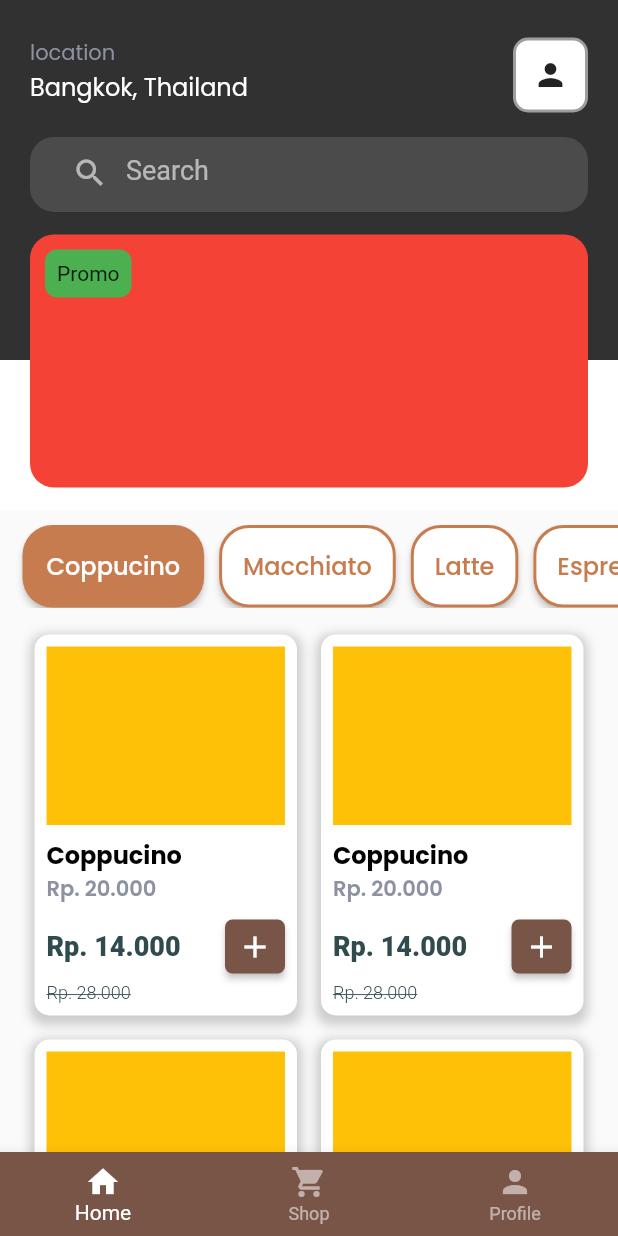
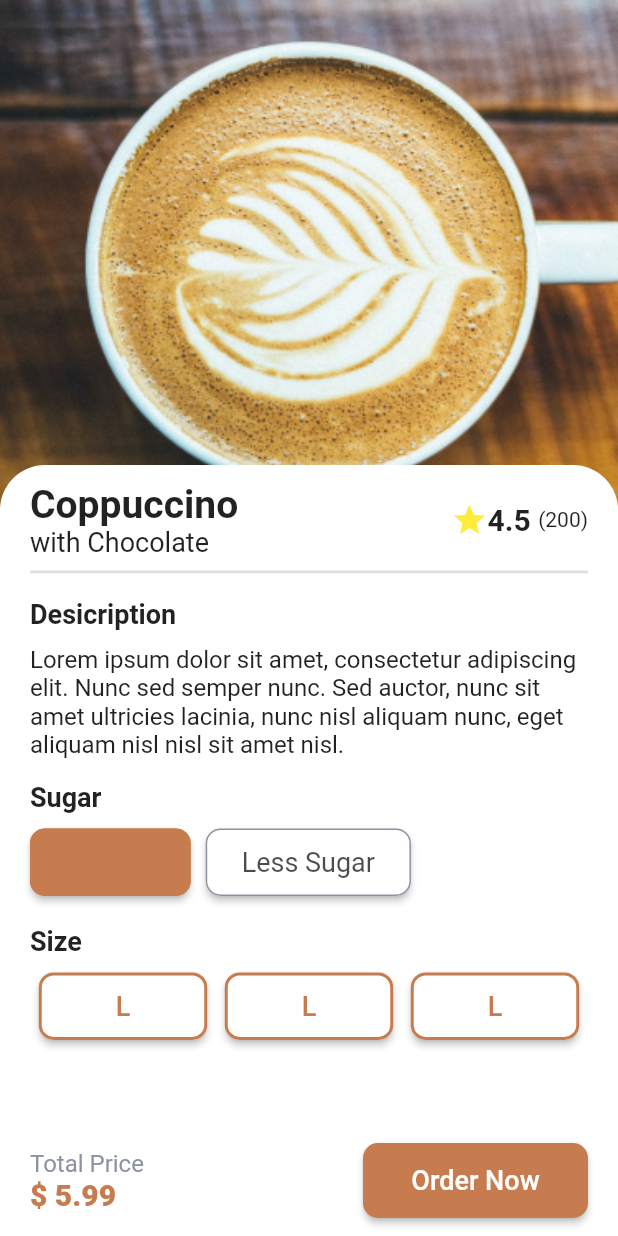
Before and after one commit to Angger-Raka/Coffe_Shop, a Flutter app: the HomeScreen screen opened by its route, after a tap on the "add" icon, on a phone screen of 412 x 824 dp. Run offline on Flutter 3.47's test engine with Material 2 defaults, Android fonts, the light colour scheme and no system bars; our stand-ins replace google_fonts.

Commit message:
Slicing Detail Item (Ongoing)

```diff
--- a/lib/routes.dart
+++ b/lib/routes.dart
@@ -1,5 +1,6 @@
 import 'package:flutter/material.dart';
 
+import 'screen/detail_item/detail_item_screen.dart';
 import 'screen/home/home_screen.dart';
 import 'screen/signin/signin_screen.dart';
 import 'screen/signup/signup_screen.dart';
@@ -12,4 +13,5 @@ final Map<String, WidgetBuilder> routes = {
   SignUpScreen.routeNamed: (context) => const SignUpScreen(),
   SignUpAddress.routeNamed: (context) => const SignUpAddress(),
   HomeScreen.routeNamed: (context) => const HomeScreen(),
+  DetailItemScreen.routeNamed: (context) => const DetailItemScreen(),
 };
--- /dev/null
+++ b/lib/screen/detail_item/components/body.dart
@@ -0,0 +1,208 @@
+import 'package:coffe_shope/theme.dart';
+import 'package:flutter/material.dart';
+
+import 'list_size.dart';
+import 'list_sugar.dart';
+
+class Body extends StatelessWidget {
+  const Body({super.key});
+
+  @override
+  Widget build(BuildContext context) {
+    return SafeArea(
+      child: Stack(
+        children: [
+          Container(
+            width: MediaQuery.of(context).size.width,
+            height: 350,
+            decoration: const BoxDecoration(
+              color: Color(0xff313131),
+              image: DecorationImage(
+                image: AssetImage("assets/images/ItemDetail.png"),
+                fit: BoxFit.cover,
+              ),
+            ),
+          ),
+          Column(
+            children: [
+              SizedBox(
+                height: 310,
+              ),
+              Expanded(
+                child: Container(
+                  width: MediaQuery.of(context).size.width,
+                  height: 200,
+                  decoration: BoxDecoration(
+                    color: Colors.white,
+                    borderRadius: const BorderRadius.only(
+                      topLeft: Radius.circular(30),
+                      topRight: Radius.circular(30),
+                    ),
+                  ),
+                  child: Padding(
+                    padding: const EdgeInsets.only(
+                      top: 10,
+                      left: 20,
+                      right: 20,
+                    ),
+                    child: Column(
+                      crossAxisAlignment: CrossAxisAlignment.start,
+                      children: [
+                        Expanded(
+                          child: Row(
+                            mainAxisAlignment: MainAxisAlignment.center,
+                            crossAxisAlignment: CrossAxisAlignment.center,
+                            children: [
+                              Column(
+                                mainAxisAlignment: MainAxisAlignment.center,
+                                crossAxisAlignment: CrossAxisAlignment.start,
+                                children: [
+                                  Text(
+                                    "Coppuccino",
+                                    style: TextStyle(
+                                        fontSize: 26,
+                                        fontWeight: FontWeight.bold),
+                                  ),
+                                  Text(
+                                    "with Chocolate",
+                                    style: TextStyle(fontSize: 18),
+                                  ),
+                                ],
+                              ),
+                              Spacer(),
+                              Icon(
+                                Icons.star,
+                                color: Colors.yellow,
+                              ),
+                              Text("4.5 ",
+                                  style: TextStyle(
+                                    fontSize: 20,
+                                    fontWeight: FontWeight.w700,
+                                  )),
+                              Text("(200)", style: TextStyle(fontSize: 14)),
+                            ],
+                          ),
+                        ),
+                        Divider(
+                          thickness: 2,
+                        ),
+                        Flexible(
+                          flex: 6,
+                          child: Column(
+                            crossAxisAlignment: CrossAxisAlignment.start,
+                            children: [
+                              SizedBox(
+                                height: 10,
+                              ),
+                              Text(
+                                "Desicription",
+                                style: TextStyle(
+                                  fontSize: 18,
+                                  fontWeight: FontWeight.w700,
+                                ),
+                              ),
+                              SizedBox(
+                                height: 10,
+                              ),
+                              Text(
+                                "Lorem ipsum dolor sit amet, consectetur adipiscing elit. Nunc sed semper nunc. Sed auctor, nunc sit amet ultricies lacinia, nunc nisl aliquam nunc, eget aliquam nisl nisl sit amet nisl.",
+                                style: TextStyle(
+                                  fontSize: 16,
+                                  fontWeight: FontWeight.w400,
+                                ),
+                              ),
+                              SizedBox(
+                                height: 15,
+                              ),
+                              Text(
+                                "Sugar",
+                                style: TextStyle(
+                                  fontSize: 18,
+                                  fontWeight: FontWeight.w700,
+                                ),
+                              ),
+                              SizedBox(
+                                width: MediaQuery.of(context).size.width,
+                                height: 65,
+                                child: ListSugar(),
+                              ),
+                              SizedBox(
+                                height: 10,
+                              ),
+                              Text(
+                                "Size",
+                                style: TextStyle(
+                                  fontSize: 18,
+                                  fontWeight: FontWeight.w700,
+                                ),
+                              ),
+                              SizedBox(
+                                width: MediaQuery.of(context).size.width,
+                                height: 65,
+                                child: ListSize(),
+                              ),
+                            ],
+                          ),
+                        ),
+                        Spacer(),
+                        Padding(
+                          padding: const EdgeInsets.only(bottom: 12),
+                          child: Row(
+                            children: [
+                              Column(
+                                crossAxisAlignment: CrossAxisAlignment.start,
+                                children: [
+                                  Text(
+                                    "Total Price",
+                                    style: TextStyle(
+                                      color: secondaryColorText,
+                                      fontSize: 16,
+                                      fontWeight: FontWeight.w400,
+                                    ),
+                                  ),
+                                  Text(
+                                    "\$ 5.99",
+                                    style: TextStyle(
+                                      color: primaryColorButton,
+                                      fontSize: 20,
+                                      fontWeight: FontWeight.w800,
+                                    ),
+                                  ),
+                                ],
+                              ),
+                              Spacer(),
+                              ElevatedButton(
+                                style: ButtonStyle(
+                                  backgroundColor: MaterialStateProperty.all(
+                                      primaryColorButton),
+                                  shape: MaterialStatePropertyAll(
+                                      RoundedRectangleBorder(
+                                          borderRadius:
+                                              BorderRadius.circular(10))),
+                                  minimumSize:
+                                      MaterialStateProperty.all(Size(150, 50)),
+                                ),
+                                onPressed: () {},
+                                child: Text(
+                                  "Order Now",
+                                  style: TextStyle(
+                                    color: Colors.white,
+                                    fontSize: 18,
+                                  ),
+                                ),
+                              ),
+                            ],
+                          ),
+                        ),
+                      ],
+                    ),
+                  ),
+                ),
+              ),
+            ],
+          )
+        ],
+      ),
+    );
+  }
+}
--- /dev/null
+++ b/lib/screen/detail_item/components/list_size.dart
@@ -0,0 +1,54 @@
+import 'package:coffe_shope/theme.dart';
+import 'package:flutter/material.dart';
+
+class ListSize extends StatelessWidget {
+  const ListSize({super.key});
+
+  @override
+  Widget build(BuildContext context) {
+    return Padding(
+      padding: const EdgeInsets.symmetric(vertical: 10),
+      child: Row(
+        mainAxisAlignment: MainAxisAlignment.spaceAround,
+        // scrollDirection: Axis.horizontal,
+        children: [
+          Sizebutton(),
+          Sizebutton(),
+          Sizebutton(),
+        ],
+      ),
+    );
+  }
+}
+
+class Sizebutton extends StatelessWidget {
+  const Sizebutton({super.key});
+
+  @override
+  Widget build(BuildContext context) {
+    return Container(
+      width: (MediaQuery.of(context).size.width / 3) - 25,
+      height: MediaQuery.of(context).size.height,
+      child: ElevatedButton(
+        style: ElevatedButton.styleFrom(
+          primary: Colors.white,
+          shape: RoundedRectangleBorder(
+            side: BorderSide(
+              color: primaryColorButton,
+              width: 2,
+            ),
+            borderRadius: BorderRadius.circular(10),
+          ),
+        ),
+        onPressed: () {},
+        child: Text(
+          "L",
+          style: TextStyle(
+            color: primaryColorButton,
+            fontSize: 18,
+          ),
+        ),
+      ),
+    );
+  }
+}
--- /dev/null
+++ b/lib/screen/detail_item/components/list_sugar.dart
@@ -0,0 +1,74 @@
+import 'package:coffe_shope/theme.dart';
+import 'package:flutter/material.dart';
+
+class ListSugar extends StatelessWidget {
+  const ListSugar({super.key});
+
+  @override
+  Widget build(BuildContext context) {
+    return Padding(
+      padding: const EdgeInsets.symmetric(vertical: 10),
+      child: ListView(
+        scrollDirection: Axis.horizontal,
+        children: [
+          SugarButton(
+            text: "Normal",
+            isSelected: true,
+            onPressed: () {},
+          ),
+          SugarButton(
+            text: "Less Sugar",
+            isSelected: false,
+            onPressed: () {},
+          ),
+        ],
+      ),
+    );
+  }
+}
+
+class SugarButton extends StatelessWidget {
+  const SugarButton({
+    super.key,
+    required this.text,
+    required this.onPressed,
+    this.isSelected = false,
+  });
+
+  final String text;
+  final bool isSelected;
+  final VoidCallback onPressed;
+
+  @override
+  Widget build(BuildContext context) {
+    return Padding(
+      padding: const EdgeInsets.only(right: 10),
+      child: ElevatedButton(
+        style: ElevatedButton.styleFrom(
+          primary: isSelected ? primaryColorButton : Colors.white,
+          shape: RoundedRectangleBorder(
+            side: BorderSide(
+              color: isSelected ? primaryColorButton : secondaryColorText,
+              width: 1,
+            ),
+            borderRadius: BorderRadius.circular(10),
+          ),
+        ),
+        onPressed: onPressed,
+        child: Padding(
+          padding: const EdgeInsets.all(8.0),
+          child: Text(
+            text,
+            style: TextStyle(
+              color: isSelected
+                  ? primaryColorButton
+                  : Colors.black.withOpacity(0.7),
+              fontWeight: FontWeight.w400,
+              fontSize: 18,
+            ),
+          ),
+        ),
+      ),
+    );
+  }
+}
--- /dev/null
+++ b/lib/screen/detail_item/detail_item_screen.dart
@@ -0,0 +1,16 @@
+import 'package:flutter/material.dart';
+
+import 'components/body.dart';
+
+class DetailItemScreen extends StatelessWidget {
+  const DetailItemScreen({super.key});
+
+  static String routeNamed = '/detail_item';
+
+  @override
+  Widget build(BuildContext context) {
+    return Scaffold(
+      body: Body(),
+    );
+  }
+}
--- a/lib/screen/home/components/list_item_grid.dart
+++ b/lib/screen/home/components/list_item_grid.dart
@@ -1,3 +1,4 @@
+import 'package:coffe_shope/screen/detail_item/detail_item_screen.dart';
 import 'package:coffe_shope/theme.dart';
 import 'package:flutter/material.dart';
 
@@ -13,7 +14,7 @@ class ListItemGrid extends StatelessWidget {
         physics: NeverScrollableScrollPhysics(),
         gridDelegate: SliverGridDelegateWithMaxCrossAxisExtent(
           maxCrossAxisExtent: 300,
-          mainAxisExtent: 270,
+          mainAxisExtent: 300,
           childAspectRatio: 0.7,
         ),
         children: [
@@ -55,8 +56,51 @@ class ItemCard extends StatelessWidget {
           child: Column(
             children: [
               Expanded(
-                child: Container(
-                  color: Colors.amber,
+                child: Stack(
+                  children: [
+                    Container(
+                      width: MediaQuery.of(context).size.width,
+                      height: MediaQuery.of(context).size.height,
+                      decoration: BoxDecoration(
+                        borderRadius: BorderRadius.circular(10),
+                        image: DecorationImage(
+                          image: AssetImage('assets/images/Item.png'),
+                          fit: BoxFit.cover,
+                        ),
+                      ),
+                    ),
+                    IntrinsicWidth(
+                      child: Container(
+                        decoration: BoxDecoration(
+                          color: Colors.black.withOpacity(0.5),
+                          borderRadius: BorderRadius.only(
+                            topLeft: Radius.circular(10),
+                            bottomRight: Radius.circular(10),
+                          ),
+                        ),
+                        child: Padding(
+                          padding: const EdgeInsets.all(4),
+                          child: Row(
+                            children: [
+                              Icon(
+                                Icons.star,
+                                color: Colors.yellow,
+                                size: 14,
+                              ),
+                              Text(
+                                "4.5",
+                                style: TextStyle(
+                                  color: Colors.white,
+                                  fontSize: 14,
+                                  fontWeight: FontWeight.w300,
+                                ),
+                              ),
+                            ],
+                          ),
+                        ),
+                      ),
+                    )
+                  ],
                 ),
               ),
               Expanded(
@@ -90,10 +134,13 @@ class ItemCard extends StatelessWidget {
                           SizedBox(
                             width: 40,
                             child: ElevatedButton(
-                              onPressed: () {},
+                              onPressed: () {
+                                Navigator.pushNamed(
+                                    context, DetailItemScreen.routeNamed);
+                              },
                               style: ButtonStyle(
-                                backgroundColor:
-                                    MaterialStateProperty.all(Colors.brown),
+                                backgroundColor: MaterialStateProperty.all(
+                                    tertiaryColorText),
                                 shape: MaterialStateProperty.all(
                                     RoundedRectangleBorder(
                                   borderRadius: BorderRadius.circular(5),
--- a/lib/screen/home/components/profile.dart
+++ b/lib/screen/home/components/profile.dart
@@ -44,7 +44,7 @@ class Profile extends StatelessWidget {
                             ),
                           ),
                           Text(
-                            "Bangkok, Thailand",
+                            "Bantul, Yogyakarta",
                             style: tertiaryTextStyle.copyWith(
                               fontSize: 16,
                             ),
@@ -101,21 +101,31 @@ class Profile extends StatelessWidget {
                       width: MediaQuery.of(context).size.width,
                       height: MediaQuery.of(context).size.height,
                       decoration: BoxDecoration(
-                        color: Colors.red,
+                        image: DecorationImage(
+                          image: AssetImage('assets/images/Promo.png'),
+                          fit: BoxFit.cover,
+                        ),
                         borderRadius: BorderRadius.circular(16),
                       ),
                       child: Stack(
                         children: [
                           Padding(
-                            padding: const EdgeInsets.only(left: 10, top: 10),
+                            padding: const EdgeInsets.only(left: 25, top: 14),
                             child: Container(
                               decoration: BoxDecoration(
-                                color: Colors.green,
+                                color: Colors.red,
                                 borderRadius: BorderRadius.circular(8),
                               ),
                               child: Padding(
                                 padding: const EdgeInsets.all(8.0),
-                                child: Text("Promo"),
+                                child: Text(
+                                  "Promo",
+                                  style: TextStyle(
+                                    color: Colors.white,
+                                    fontSize: 18,
+                                    fontWeight: FontWeight.w600,
+                                  ),
+                                ),
                               ),
                             ),
                           )
--- a/lib/screen/home/home_screen.dart
+++ b/lib/screen/home/home_screen.dart
@@ -25,9 +25,9 @@ class _HomeScreenState extends State<HomeScreen> {
     return Scaffold(
       body: Body(),
       bottomNavigationBar: BottomNavigationBar(
-        backgroundColor: Colors.brown,
-        selectedItemColor: Colors.white,
-        unselectedItemColor: Colors.white54,
+        backgroundColor: Colors.white,
+        selectedItemColor: Colors.brown,
+        unselectedItemColor: Colors.grey,
         currentIndex: _selectedIndex,
         onTap: (int index) {
           setState(() {
```
Also changed, not shown: assets/images/Item.png (added), assets/images/ItemDetail.png (added), assets/images/Promo.png (added).
